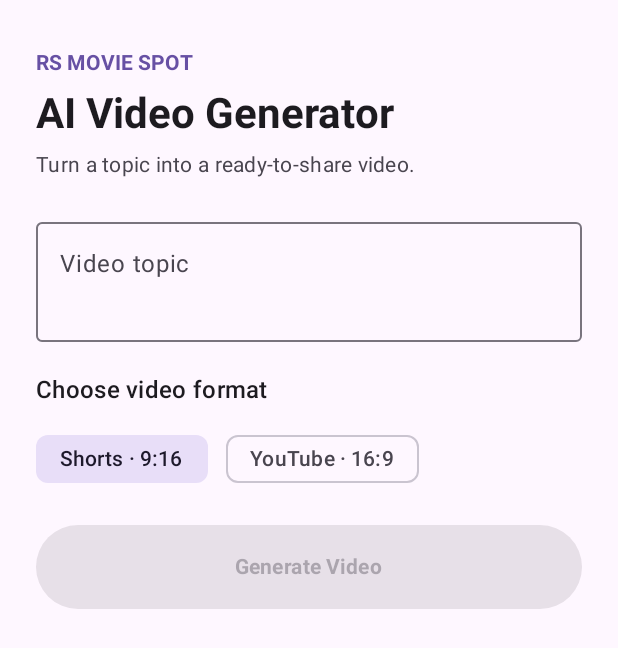
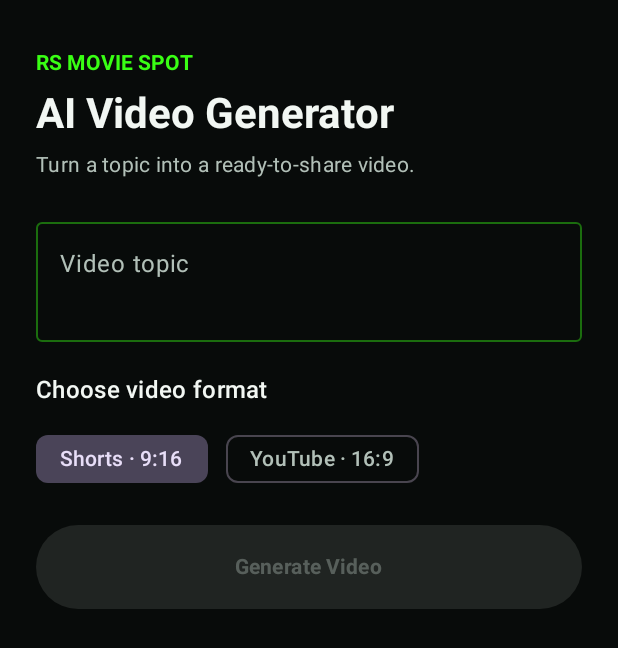
Before and after one commit to ravisuryavanshi785-ui/Ai-vdeo-generater-, an Android app built with Jetpack Compose: the screen it shows after launch (MainActivity), on a phone screen of 412 x 824 dp. Shown: the top 648 px of the screen. Run offline under Robolectric (Android 15) with nearby library versions, the phone set to English and light mode, and no system bars; our stand-ins replace Dagger/Hilt's generated code.

Commit message:
Enable edge-to-edge display in MainActivity

```diff
--- a/app/src/main/java/com/rsmoviespot/MainActivity.kt
+++ b/app/src/main/java/com/rsmoviespot/MainActivity.kt
@@ -1,20 +1,28 @@
 package com.rsmoviespot.ui
 
+import android.graphics.Color
 import android.os.Bundle
 import androidx.activity.ComponentActivity
+import androidx.activity.SystemBarStyle
 import androidx.activity.compose.setContent
+import androidx.activity.enableEdgeToEdge
 import androidx.compose.foundation.layout.fillMaxSize
 import androidx.compose.material3.MaterialTheme
 import androidx.compose.material3.Surface
 import androidx.compose.ui.Modifier
+import com.rsmoviespot.ui.theme.RsMovieSpotTheme
 import dagger.hilt.android.AndroidEntryPoint
 
 @AndroidEntryPoint
 class MainActivity : ComponentActivity() {
     override fun onCreate(savedInstanceState: Bundle?) {
+        enableEdgeToEdge(
+            statusBarStyle = SystemBarStyle.dark(Color.TRANSPARENT),
+            navigationBarStyle = SystemBarStyle.dark(Color.TRANSPARENT)
+        )
         super.onCreate(savedInstanceState)
         setContent {
-            MaterialTheme {
+            RsMovieSpotTheme {
                 Surface(
                     modifier = Modifier.fillMaxSize(),
                     color = MaterialTheme.colorScheme.background
```
